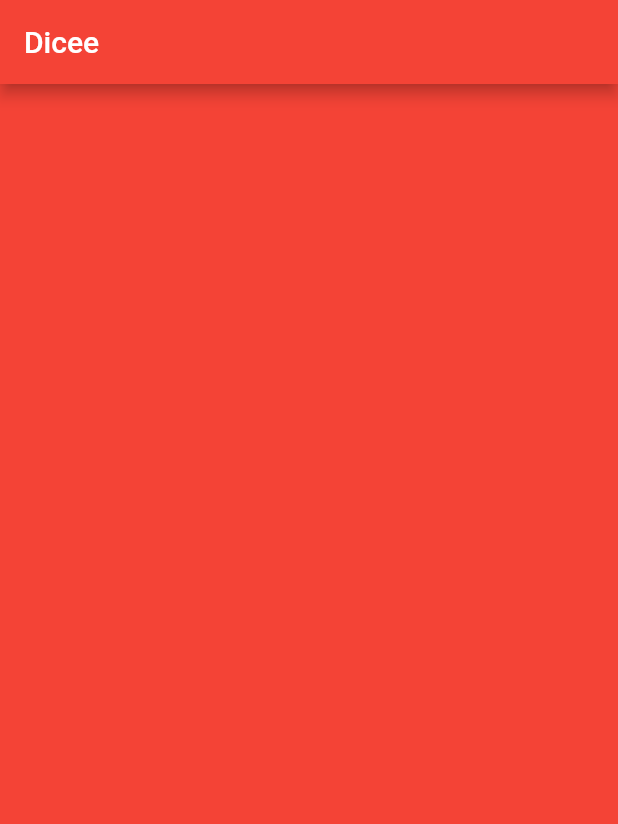
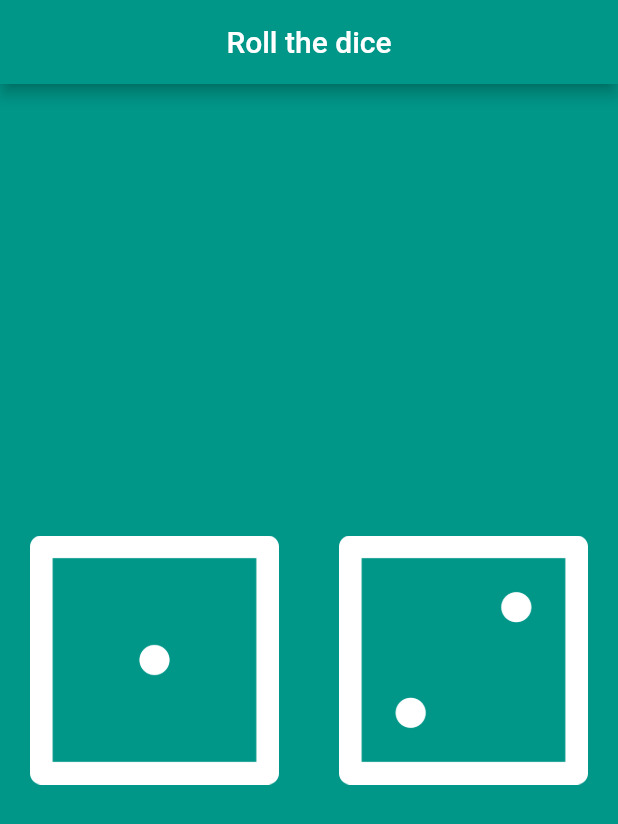
Before and after one commit to judexes/roll-the-dice, a Flutter app: the screen it shows after launch, on a phone screen of 412 x 824 dp. Shown: the top 824 px of the screen. Run offline on Flutter 3.47's test engine with Material 2 defaults, Android fonts, the phone set to English and light mode, and no system bars.

Commit message:
Dice image UI

```diff
--- a/lib/main.dart
+++ b/lib/main.dart
@@ -3,11 +3,13 @@ import 'package:flutter/material.dart';
 void main() {
   return runApp(
     MaterialApp(
+      debugShowCheckedModeBanner: false,
       home: Scaffold(
-        backgroundColor: Colors.red,
+        backgroundColor: Colors.teal,
         appBar: AppBar(
-          title: Text('Dicee'),
-          backgroundColor: Colors.red,
+          title: Text('Roll the dice'),
+          centerTitle: true,
+          backgroundColor: Colors.teal,
         ),
         body: DicePage(),
       ),
@@ -18,6 +20,27 @@ void main() {
 class DicePage extends StatelessWidget {
   @override
   Widget build(BuildContext context) {
-    return Container();
+    return Center(
+      child: Row(
+        children: <Widget>[
+          Expanded(
+            child: Padding(
+              padding: const EdgeInsets.all(20.0),
+              child: Image.asset(
+                'images/dice1.png',
+              ),
+            ),
+          ),
+          Expanded(
+            child: Padding(
+              padding: const EdgeInsets.all(20.0),
+              child: Image.asset(
+                'images/dice2.png',
+              ),
+            ),
+          ),
+        ],
+      ),
+    );
   }
 }
```
Also changed, not shown: pubspec.yaml (+8 -2 lines), 1 other file.
